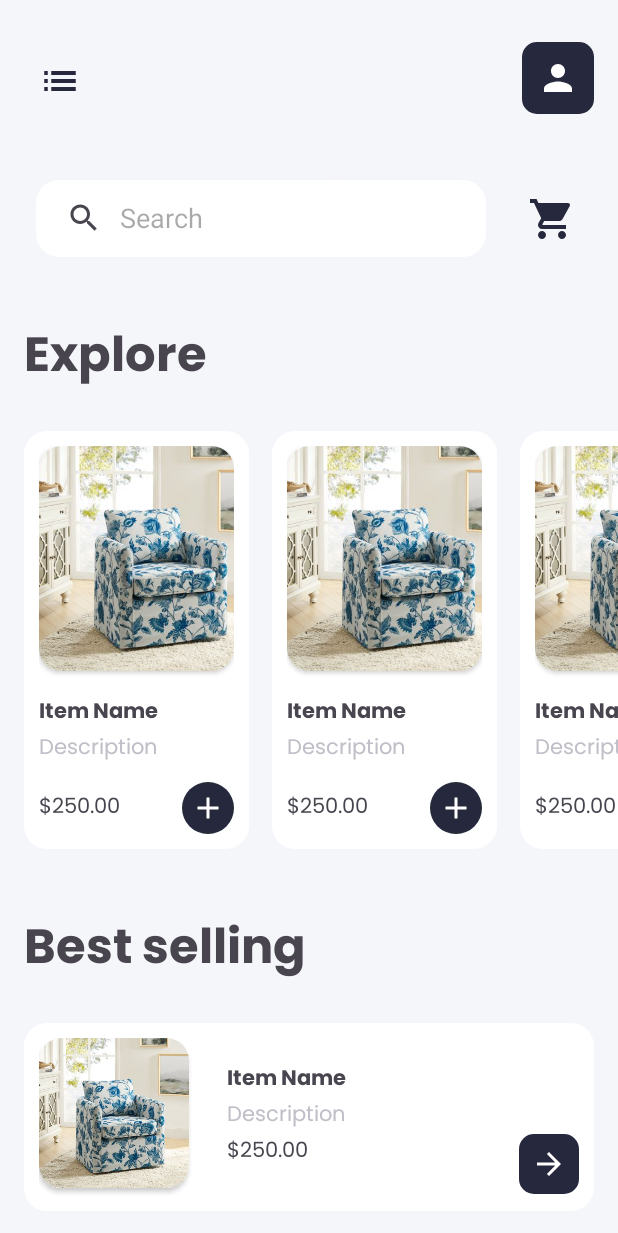
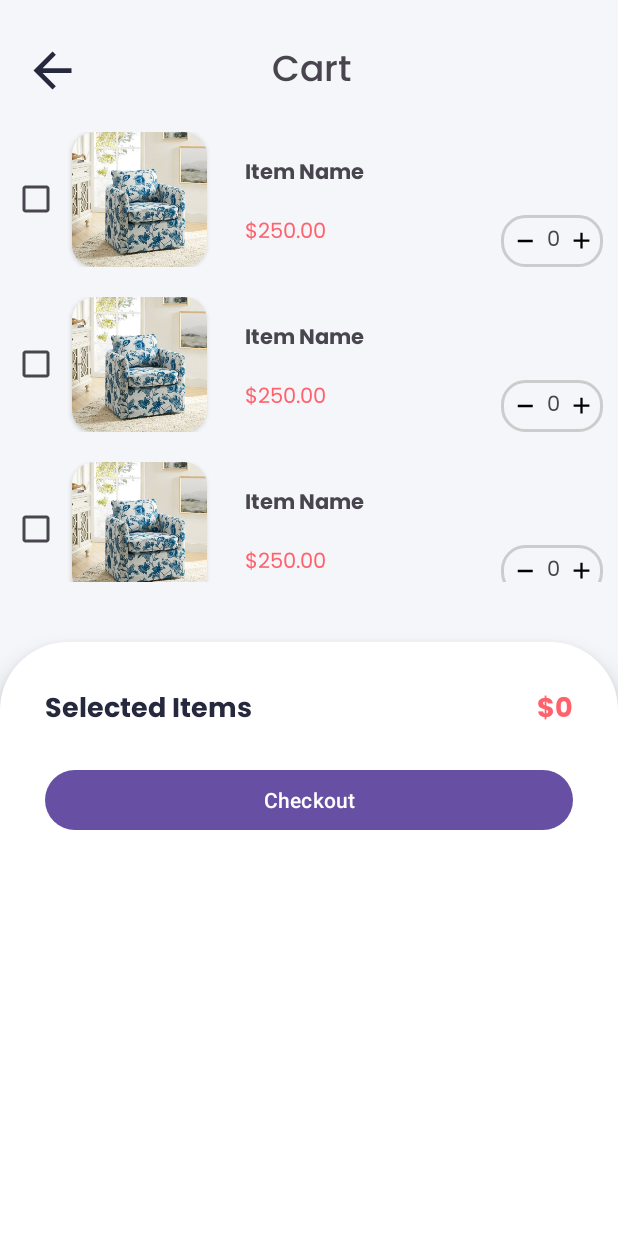
Before and after one commit to RankillerDY/MiniProject, an Android app: the screen it shows after launch (MainActivity before the commit, CartActivity after it), on a phone screen of 412 x 824 dp. Shown: the top 1233 px of the screen. Run offline under Robolectric (Android 15) with nearby library versions, the phone set to English and light mode, and no system bars.

Commit message:
Cart layout finish

```diff
--- a/app/src/main/AndroidManifest.xml
+++ b/app/src/main/AndroidManifest.xml
@@ -15,6 +15,10 @@
         <activity
             android:name=".MainActivity"
             android:exported="true">
+        </activity>
+        <activity
+            android:name=".CartActivity"
+            android:exported="true">
             <intent-filter>
                 <action android:name="android.intent.action.MAIN" />
 
--- /dev/null
+++ b/app/src/main/java/com/example/miniproject/CartActivity.java
@@ -0,0 +1,31 @@
+package com.example.miniproject;
+
+import android.os.Bundle;
+
+import androidx.appcompat.app.AppCompatActivity;
+import androidx.recyclerview.widget.LinearLayoutManager;
+import androidx.recyclerview.widget.RecyclerView;
+
+import java.util.ArrayList;
+import java.util.List;
+
+public class CartActivity extends AppCompatActivity{
+    @Override
+    protected void onCreate(Bundle savedInstanceState) {
+        super.onCreate(savedInstanceState);
+        setContentView(R.layout.activity_cart);
+
+        List<Integer> list = new ArrayList<>();
+        list.add(1);
+        list.add(1);
+        list.add(1);
+        list.add(1);
+        list.add(1);
+
+        RecycleCartDataAdapter adapter = new RecycleCartDataAdapter(this, list);
+        RecyclerView recyclerView = findViewById(R.id.cart_items);
+        recyclerView.setLayoutManager(new LinearLayoutManager(this, LinearLayoutManager.VERTICAL, false));
+        recyclerView.setAdapter(adapter);
+    }
+
+}
--- a/app/src/main/java/com/example/miniproject/MainActivity.java
+++ b/app/src/main/java/com/example/miniproject/MainActivity.java
@@ -28,7 +28,7 @@ public class MainActivity extends AppCompatActivity implements View.OnTouchListe
         list.add(1);
         list.add(1);
 
-        RecycleDataAdapter adapter = new RecycleDataAdapter(this, list);
+        RecycleHomePageDataAdapter adapter = new RecycleHomePageDataAdapter(this, list);
         RecyclerView recyclerView = findViewById(R.id.rv_items);
         recyclerView.setLayoutManager(new LinearLayoutManager(this, LinearLayoutManager.HORIZONTAL, false));
         recyclerView.setAdapter(adapter);
--- a/app/src/main/java/com/example/miniproject/RecycleDataAdapter.java
+++ b/app/src/main/java/com/example/miniproject/RecycleCartDataAdapter.java
@@ -10,11 +10,11 @@ import androidx.recyclerview.widget.RecyclerView;
 
 import java.util.List;
 
-public class RecycleDataAdapter extends RecyclerView.Adapter<RecycleDataAdapter.MyViewHolder> {
+public class RecycleCartDataAdapter extends RecyclerView.Adapter<RecycleCartDataAdapter.MyViewHolder> {
     private Context context;
     private List<Integer> items;
 
-    public RecycleDataAdapter(Context context, List<Integer> items) {
+    public RecycleCartDataAdapter(Context context, List<Integer> items) {
         this.context = context;
         this.items = items;
     }
@@ -23,7 +23,7 @@ public class RecycleDataAdapter extends RecyclerView.Adapter<RecycleDataAdapter.
     @Override
     public MyViewHolder onCreateViewHolder(@NonNull ViewGroup parent, int viewType) {
         View itemView;
-        itemView = LayoutInflater.from(context).inflate(R.layout.item, parent, false);
+        itemView = LayoutInflater.from(context).inflate(R.layout.cart_item, parent, false);
         return new MyViewHolder(itemView);
     }
 
--- /dev/null
+++ b/app/src/main/java/com/example/miniproject/RecycleHomePageDataAdapter.java
@@ -0,0 +1,46 @@
+package com.example.miniproject;
+
+import android.content.Context;
+import android.view.LayoutInflater;
+import android.view.View;
+import android.view.ViewGroup;
+
+import androidx.annotation.NonNull;
+import androidx.recyclerview.widget.RecyclerView;
+
+import java.util.List;
+
+public class RecycleHomePageDataAdapter extends RecyclerView.Adapter<RecycleHomePageDataAdapter.MyViewHolder> {
+    private Context context;
+    private List<Integer> items;
+
+    public RecycleHomePageDataAdapter(Context context, List<Integer> items) {
+        this.context = context;
+        this.items = items;
+    }
+
+    @NonNull
+    @Override
+    public MyViewHolder onCreateViewHolder(@NonNull ViewGroup parent, int viewType) {
+        View itemView;
+        itemView = LayoutInflater.from(context).inflate(R.layout.homepage_item, parent, false);
+        return new MyViewHolder(itemView);
+    }
+
+    @Override
+    public void onBindViewHolder(@NonNull MyViewHolder holder, int position) {
+
+    }
+
+    @Override
+    public int getItemCount() {
+        return items.size();
+    }
+
+    class MyViewHolder extends RecyclerView.ViewHolder{
+
+        public MyViewHolder(@NonNull View itemView) {
+            super(itemView);
+        }
+    }
+}
--- /dev/null
+++ b/app/src/main/res/drawable/baseline_arrow_back_24.xml
@@ -0,0 +1,5 @@
+<vector android:autoMirrored="true" android:height="38dp"
+    android:tint="#26283D" android:viewportHeight="24"
+    android:viewportWidth="24" android:width="38dp" xmlns:android="http://schemas.android.com/apk/res/android">
+    <path android:fillColor="@android:color/white" android:pathData="M20,11H7.83l5.59,-5.59L12,4l-8,8 8,8 1.41,-1.41L7.83,13H20v-2z"/>
+</vector>
--- /dev/null
+++ b/app/src/main/res/drawable/baseline_plus_cart_24.xml
@@ -0,0 +1,5 @@
+<vector android:height="18dp" android:tint="@color/black"
+    android:viewportHeight="24" android:viewportWidth="24"
+    android:width="18dp" xmlns:android="http://schemas.android.com/apk/res/android">
+    <path android:fillColor="@android:color/white" android:pathData="M19,13h-6v6h-2v-6H5v-2h6V5h2v6h6v2z"/>
+</vector>
--- /dev/null
+++ b/app/src/main/res/drawable/cart_minus.xml
@@ -0,0 +1,5 @@
+<vector android:height="20dp" android:tint="@color/black"
+    android:viewportHeight="24" android:viewportWidth="24"
+    android:width="20dp" xmlns:android="http://schemas.android.com/apk/res/android">
+    <path android:fillColor="@android:color/white" android:pathData="M19,13h-12v-2h12v2z"/>
+</vector>
--- /dev/null
+++ b/app/src/main/res/drawable/rectangle_cart_control.xml
@@ -0,0 +1,8 @@
+<?xml version="1.0" encoding="utf-8"?>
+<shape xmlns:android="http://schemas.android.com/apk/res/android"
+    android:shape="rectangle">
+    <corners android:radius="15dp"/>
+    <solid android:color="@color/background_app"/>
+    <stroke android:width="2dp"
+        android:color="#CCCCCC" />
+</shape>
--- /dev/null
+++ b/app/src/main/res/drawable/rounded_total.xml
@@ -0,0 +1,7 @@
+<?xml version="1.0" encoding="utf-8"?>
+<shape xmlns:android="http://schemas.android.com/apk/res/android"
+    android:shape="rectangle">
+<corners android:topLeftRadius="45dp"
+    android:topRightRadius="45dp"/>
+    <solid android:color="@color/white"/>
+</shape>
--- /dev/null
+++ b/app/src/main/res/layout/activity_cart.xml
@@ -0,0 +1,107 @@
+<?xml version="1.0" encoding="utf-8"?>
+<androidx.constraintlayout.widget.ConstraintLayout xmlns:android="http://schemas.android.com/apk/res/android"
+    xmlns:tools="http://schemas.android.com/tools"
+    android:layout_width="match_parent"
+    android:layout_height="match_parent"
+    xmlns:app="http://schemas.android.com/apk/res-auto">
+
+    <ImageButton
+        android:id="@+id/back_button"
+        android:layout_width="wrap_content"
+        android:layout_height="wrap_content"
+        android:layout_marginStart="16dp"
+        android:layout_marginTop="28dp"
+        android:background="@color/background_app"
+        android:contentDescription="@string/back"
+
+        app:layout_constraintStart_toStartOf="parent"
+        app:layout_constraintTop_toTopOf="parent"
+        app:srcCompat="@drawable/baseline_arrow_back_24" />
+
+    <TextView
+        android:id="@+id/cartHeading"
+        android:layout_width="wrap_content"
+        android:layout_height="wrap_content"
+        android:layout_marginTop="28dp"
+        android:layout_marginEnd="16dp"
+        android:fontFamily="@font/poppins_medium"
+        android:text="Cart"
+        android:textSize="24sp"
+        app:layout_constraintEnd_toEndOf="parent"
+        app:layout_constraintHorizontal_bias="0.439"
+        app:layout_constraintStart_toEndOf="@+id/back_button"
+        app:layout_constraintTop_toTopOf="parent" />
+
+    <androidx.recyclerview.widget.RecyclerView
+        android:id="@+id/cart_items"
+        android:layout_width="match_parent"
+        android:layout_height="300dp"
+        android:layout_marginTop="20dp"
+        app:layout_constraintEnd_toEndOf="parent"
+        app:layout_constraintHorizontal_bias="0.454"
+        app:layout_constraintStart_toStartOf="parent"
+        app:layout_constraintTop_toBottomOf="@+id/cartHeading" />
+
+    <LinearLayout
+        android:id="@+id/linearLayout"
+        android:layout_width="match_parent"
+        android:layout_height="0dp"
+        android:orientation="vertical"
+        android:layout_marginTop="40dp"
+        android:elevation="10dp"
+        android:background="@drawable/rounded_total"
+        app:layout_constraintBottom_toBottomOf="parent"
+        app:layout_constraintEnd_toEndOf="parent"
+        app:layout_constraintStart_toStartOf="parent"
+        app:layout_constraintTop_toBottomOf="@+id/cart_items"
+        app:layout_constraintVertical_bias="0.0"
+        >
+
+        <LinearLayout
+            android:layout_width="match_parent"
+            android:layout_height="wrap_content"
+            android:layout_marginTop="30dp"
+            android:layout_marginRight="30dp"
+            android:layout_marginLeft="30dp"
+            android:layout_marginBottom="20dp"
+            android:orientation="horizontal"
+            >
+        <TextView
+            android:id="@+id/selectedItems"
+            android:layout_width="wrap_content"
+            android:layout_height="wrap_content"
+            android:text="@string/selected_items"
+            android:textColor="@color/login_button"
+            android:fontFamily="@font/poppins_bold"
+            android:layout_weight="1"
+            android:textSize="18sp"
+            />
+
+        <TextView
+            android:id="@+id/total"
+            android:layout_width="wrap_content"
+            android:layout_height="wrap_content"
+            android:text="@string/_0"
+            android:textColor="@color/pink_red"
+            android:fontFamily="@font/poppins_bold"
+            android:textSize="18sp"/>
+    </LinearLayout>
+
+    <LinearLayout
+        android:layout_width="match_parent"
+        android:layout_height="match_parent"
+        android:layout_marginRight="30dp"
+        android:layout_marginLeft="30dp"
+        android:layout_marginBottom="4dp"
+        android:orientation="horizontal"
+        >
+        <Button
+            android:layout_width="48dp"
+            android:layout_height="48dp"
+            android:text="@string/checkout"
+            android:layout_weight="1"
+            />
+    </LinearLayout>
+
+    </LinearLayout>
+</androidx.constraintlayout.widget.ConstraintLayout>
--- /dev/null
+++ b/app/src/main/res/layout/cart_item.xml
@@ -0,0 +1,94 @@
+<?xml version="1.0" encoding="utf-8"?>
+<RelativeLayout xmlns:android="http://schemas.android.com/apk/res/android"
+    xmlns:app="http://schemas.android.com/apk/res-auto"
+    xmlns:tools="http://schemas.android.com/tools"
+    android:layout_width="match_parent"
+    android:layout_height="wrap_content"
+    android:layout_marginBottom="20dp">
+
+    <CheckBox
+        android:id="@+id/cart_checkbox"
+        android:layout_width="wrap_content"
+        android:layout_height="wrap_content"
+        android:layout_centerVertical="true"
+        android:text="" />
+
+    <androidx.cardview.widget.CardView
+        android:id="@+id/cart_pics_layout"
+        android:layout_width="90dp"
+        android:layout_height="90dp"
+        android:layout_gravity="center"
+        android:layout_toEndOf="@+id/cart_checkbox"
+        app:cardCornerRadius="15dp">
+
+        <ImageView
+            android:layout_width="90dp"
+            android:layout_height="90dp"
+            android:scaleType="centerCrop"
+            android:src="@drawable/barrelchair"
+            tools:layout_editor_absoluteX="84dp"
+            tools:layout_editor_absoluteY="446dp" />
+    </androidx.cardview.widget.CardView>
+
+    <TextView
+        android:id="@+id/cart_item_itemName"
+        android:layout_width="wrap_content"
+        android:layout_height="wrap_content"
+        android:layout_marginStart="25dp"
+        android:layout_marginTop="15dp"
+        android:layout_marginBottom="15dp"
+        android:layout_toEndOf="@id/cart_pics_layout"
+        android:fontFamily="@font/poppins_bold"
+        android:text="Item Name" />
+
+    <TextView
+        android:id="@+id/cart_item_currency"
+        android:layout_width="wrap_content"
+        android:layout_height="wrap_content"
+        android:layout_below="@id/cart_item_itemName"
+        android:layout_marginStart="25dp"
+        android:layout_toEndOf="@id/cart_pics_layout"
+        android:fontFamily="@font/poppins_regular"
+        android:text="$250.00"
+        android:textColor="@color/pink_red" />
+
+    <RelativeLayout
+        android:layout_width="wrap_content"
+        android:layout_height="wrap_content"
+        android:layout_below="@id/cart_item_itemName"
+        android:layout_alignParentEnd="true"
+        android:background="@drawable/rectangle_cart_control"
+        android:layout_marginEnd="10dp"
+        android:padding="5dp"
+        >
+
+        <ImageButton
+            android:id="@+id/cart_minus_button"
+            android:layout_width="wrap_content"
+            android:layout_height="wrap_content"
+            android:src="@drawable/cart_minus"
+            android:background="@color/background_app"
+
+            android:layout_centerVertical="true"
+            />
+
+        <TextView
+            android:id="@+id/cart_item_quantity"
+            android:layout_width="wrap_content"
+            android:layout_height="wrap_content"
+            android:layout_marginEnd="5dp"
+            android:layout_marginStart="5dp"
+            android:text="0"
+            android:fontFamily="@font/poppins_regular"
+            android:layout_toEndOf="@id/cart_minus_button"/>
+
+        <ImageButton
+            android:id="@+id/cart_plus_button"
+            android:layout_width="wrap_content"
+            android:layout_height="wrap_content"
+            android:background="@color/background_app"
+            android:src="@drawable/baseline_plus_cart_24"
+            android:layout_toEndOf="@id/cart_item_quantity"
+            android:layout_centerVertical="true"/>
+    </RelativeLayout>
+</RelativeLayout>
--- a/app/src/main/res/values-night/themes.xml
+++ b/app/src/main/res/values-night/themes.xml
@@ -3,5 +3,6 @@
     <style name="Base.Theme.MiniProject" parent="Theme.Material3.Light.NoActionBar">
         <!-- Customize your dark theme here. -->
         <item name="android:windowBackground">@color/background_app</item>
+        <item name="colorPrimaryDark">@color/black</item>
     </style>
 </resources>
--- a/app/src/main/res/values/colors.xml
+++ b/app/src/main/res/values/colors.xml
@@ -4,4 +4,5 @@
     <color name="white">#FFFFFFFF</color>
     <color name="background_app">#F5F6FA</color>
     <color name="login_button">#26283D</color>
+    <color name="pink_red">#FF626C</color>
 </resources>
--- a/app/src/main/res/values/strings.xml
+++ b/app/src/main/res/values/strings.xml
@@ -4,4 +4,8 @@
     <string name="login_button">Login button</string>
     <string name="cart_button">Cart button</string>
     <string name="add_to_cart">Add to cart</string>
+    <string name="back">Back</string>
+    <string name="selected_items">Selected Items</string>
+    <string name="_0">$0</string>
+    <string name="checkout">Checkout</string>
 </resources>
--- a/app/src/main/res/values/themes.xml
+++ b/app/src/main/res/values/themes.xml
@@ -3,7 +3,7 @@
     <style name="Base.Theme.MiniProject" parent="Theme.Material3.Light.NoActionBar">
         <!-- Customize your light theme here. -->
         <item name="android:windowBackground">@color/background_app</item>
-
+        <item name="colorPrimaryDark">@color/black</item>
     </style>
 
     <style name="Theme.MiniProject" parent="Base.Theme.MiniProject" />
```
Also changed, not shown: app/src/main/res/layout/homepage_item.xml (renamed from app/src/main/res/layout/item.xml).
